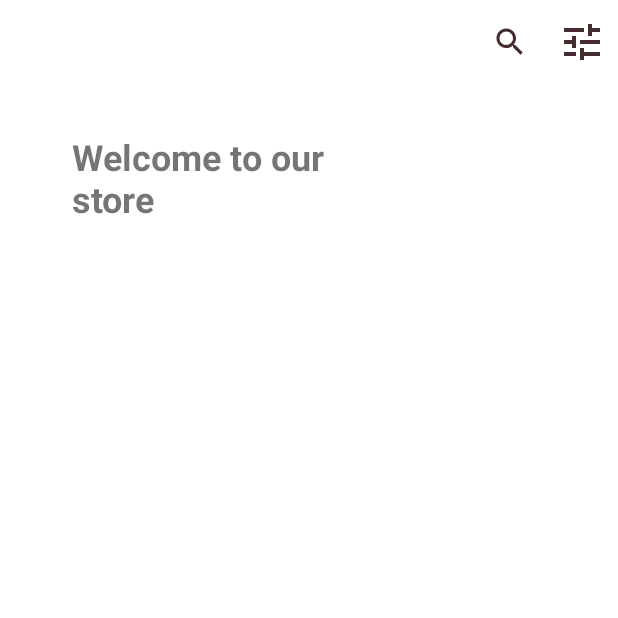
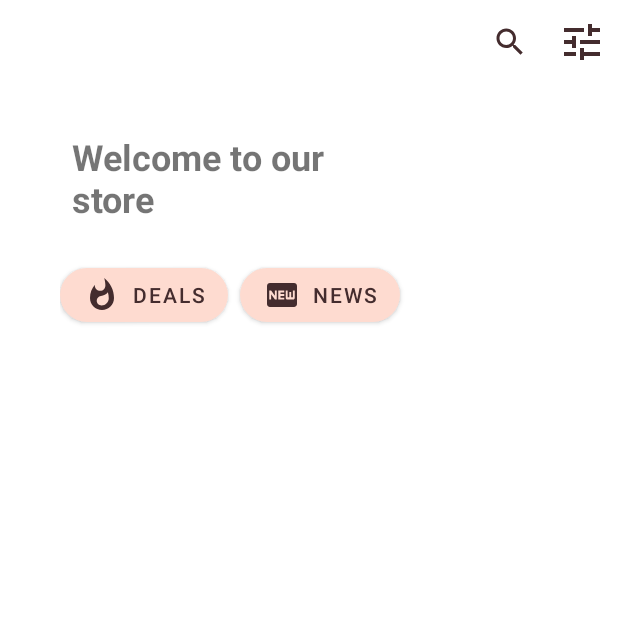
Before and after one commit to setilanaji/android-styling-excercise, an Android app: the FourthActivity screen opened directly, with no data from a screen before it, on a phone screen of 412 x 824 dp, the top half of it. Run offline under Robolectric (Android 15) with nearby library versions, the phone set to English and light mode, and no system bars; 2 statements that could not run were skipped.

Commit message:
update button fourth layout

```diff
--- /dev/null
+++ b/app/src/main/res/drawable/ic_baseline_fiber_new_24.xml
@@ -0,0 +1,10 @@
+<vector xmlns:android="http://schemas.android.com/apk/res/android"
+    android:width="24dp"
+    android:height="24dp"
+    android:viewportWidth="24"
+    android:viewportHeight="24"
+    android:tint="?attr/colorControlNormal">
+  <path
+      android:fillColor="@android:color/white"
+      android:pathData="M20,4H4C2.89,4 2.01,4.89 2.01,6L2,18c0,1.11 0.89,2 2,2h16c1.11,0 2,-0.89 2,-2V6C22,4.89 21.11,4 20,4zM8.5,15H7.3l-2.55,-3.5V15H3.5V9h1.25l2.5,3.5V9H8.5V15zM13.5,10.26H11v1.12h2.5v1.26H11v1.11h2.5V15h-4V9h4V10.26zM20.5,14c0,0.55 -0.45,1 -1,1h-4c-0.55,0 -1,-0.45 -1,-1V9h1.25v4.51h1.13V9.99h1.25v3.51h1.12V9h1.25V14z"/>
+</vector>
--- /dev/null
+++ b/app/src/main/res/drawable/ic_baseline_whatshot_24.xml
@@ -0,0 +1,10 @@
+<vector xmlns:android="http://schemas.android.com/apk/res/android"
+    android:width="24dp"
+    android:height="24dp"
+    android:viewportWidth="24"
+    android:viewportHeight="24"
+    android:tint="?attr/colorControlNormal">
+  <path
+      android:fillColor="@android:color/white"
+      android:pathData="M13.5,0.67s0.74,2.65 0.74,4.8c0,2.06 -1.35,3.73 -3.41,3.73 -2.07,0 -3.63,-1.67 -3.63,-3.73l0.03,-0.36C5.21,7.51 4,10.62 4,14c0,4.42 3.58,8 8,8s8,-3.58 8,-8C20,8.61 17.41,3.8 13.5,0.67zM11.71,19c-1.78,0 -3.22,-1.4 -3.22,-3.14 0,-1.62 1.05,-2.76 2.81,-3.12 1.77,-0.36 3.6,-1.21 4.62,-2.58 0.39,1.29 0.59,2.65 0.59,4.04 0,2.65 -2.15,4.8 -4.8,4.8z"/>
+</vector>
--- a/app/src/main/res/layout/activity_fourth.xml
+++ b/app/src/main/res/layout/activity_fourth.xml
@@ -10,6 +10,37 @@
     <androidx.constraintlayout.widget.ConstraintLayout
         android:layout_width="match_parent"
         android:layout_height="wrap_content">
+
+        <LinearLayout
+            android:id="@+id/linearLayout2"
+            android:layout_width="match_parent"
+            android:layout_height="match_parent"
+            android:layout_margin="24dp"
+            android:layout_marginStart="48dp"
+            android:layout_marginTop="24dp"
+            android:orientation="horizontal"
+            android:paddingStart="16dp"
+            app:layout_constraintEnd_toEndOf="@+id/textView3"
+            app:layout_constraintStart_toStartOf="@+id/textView3"
+            app:layout_constraintTop_toBottomOf="@+id/textView3">
+
+            <Button
+                android:id="@+id/button"
+                android:layout_width="wrap_content"
+                android:layout_height="wrap_content"
+                android:layout_marginEnd="8dp"
+                android:text="Deals"
+                app:cornerRadius="30dp"
+                app:icon="@drawable/ic_baseline_whatshot_24" />
+
+            <Button
+                android:id="@+id/button2"
+                android:layout_width="wrap_content"
+                android:layout_height="wrap_content"
+                android:text="News"
+                app:cornerRadius="30dp"
+                app:icon="@drawable/ic_baseline_fiber_new_24" />
+        </LinearLayout>
 
         <TextView
             android:id="@+id/textView3"
@@ -28,12 +59,12 @@
             android:layout_width="match_parent"
             android:layout_height="wrap_content"
             android:layout_marginStart="32dp"
-            android:layout_marginTop="32dp"
+            android:layout_marginTop="24dp"
             android:layout_marginEnd="32dp"
             app:layout_constraintBottom_toBottomOf="parent"
             app:layout_constraintEnd_toEndOf="parent"
             app:layout_constraintStart_toStartOf="parent"
-            app:layout_constraintTop_toBottomOf="@+id/textView3" />
+            app:layout_constraintTop_toBottomOf="@+id/linearLayout2" />
     </androidx.constraintlayout.widget.ConstraintLayout>
 
 </androidx.core.widget.NestedScrollView>
--- a/app/src/main/res/layout/product_item.xml
+++ b/app/src/main/res/layout/product_item.xml
@@ -12,7 +12,7 @@
         android:layout_height="wrap_content"
         android:background="@color/colorPrimary"
         android:padding="24dp"
-        app:cardBackgroundColor="@color/colorPrimaryDark"
+        app:cardBackgroundColor="@color/colorAccent"
         app:cardCornerRadius="30dp"
         app:contentPadding="32dp"
         app:layout_constraintEnd_toEndOf="parent"
```
